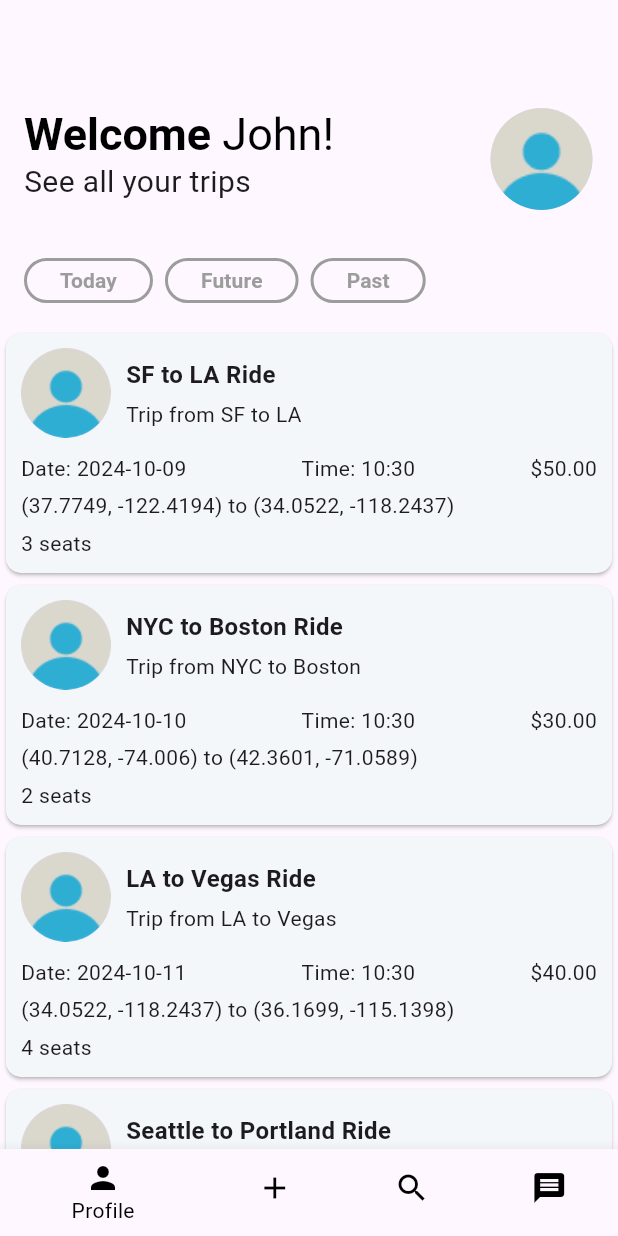
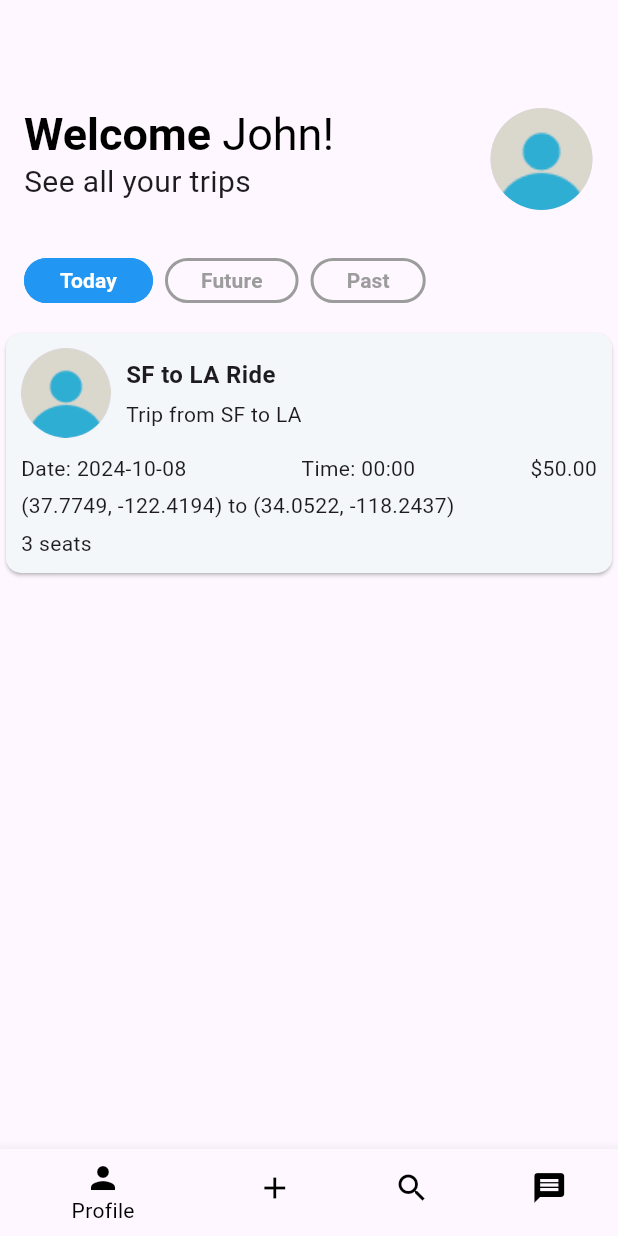
Before and after one commit to Go-Ride-Share/mobile-client, a Flutter app: the screen it shows after launch, on a phone screen of 412 x 824 dp. Run offline on Flutter 3.47's test engine with Material 3 defaults, Android fonts, the phone set to English and light mode, and no system bars; our stand-ins replace google_maps_flutter.

Commit message:
Added functionality to filter buttons on profile page

```diff
--- a/lib/pages/profile_page.dart
+++ b/lib/pages/profile_page.dart
@@ -6,8 +6,27 @@ import 'package:go_ride_sharing/services/post_service.dart'; // Import your Post
 import 'package:go_ride_sharing/widgets/post_card.dart'; // Import your PostCard
 import 'package:go_ride_sharing/models/post.dart'; // Import your Post model
 
-class ProfilePage extends StatelessWidget {
+enum FilterType { today, future, past }
+
+class ProfilePage extends StatefulWidget {
   const ProfilePage({super.key});
+
+  @override
+  _ProfilePageState createState() => _ProfilePageState();
+}
+
+class _ProfilePageState extends State<ProfilePage> {
+  Set<FilterType> _selectedFilters = {FilterType.today};
+
+  void _updateFilter(FilterType filter) {
+    setState(() {
+      if (_selectedFilters.contains(filter)) {
+        _selectedFilters.remove(filter);
+      } else {
+        _selectedFilters.add(filter);
+      }
+    });
+  }
 
   @override
   Widget build(BuildContext context) {
@@ -16,12 +35,15 @@ class ProfilePage extends StatelessWidget {
       body: Column(
         crossAxisAlignment: CrossAxisAlignment.start,
         children: [
-          const Padding(
-            padding: EdgeInsets.all(16.0),
-            child: FilterButtonRow(),
+          Padding(
+            padding: const EdgeInsets.all(16.0),
+            child: FilterButtonRow(
+              selectedFilters: _selectedFilters,
+              onFilterChanged: _updateFilter,
+            ),
           ),
-          const Expanded(
-            child: PostList(),
+          Expanded(
+            child: PostList(filters: _selectedFilters),
           ),
         ],
       ),
@@ -30,7 +52,9 @@ class ProfilePage extends StatelessWidget {
 }
 
 class PostList extends StatelessWidget {
-  const PostList({super.key});
+  final Set<FilterType> filters;
+
+  const PostList({super.key, required this.filters});
 
   @override
   Widget build(BuildContext context) {
@@ -44,10 +68,25 @@ class PostList extends StatelessWidget {
         } else if (!snapshot.hasData || snapshot.data!.isEmpty) {
           return const Center(child: Text('No posts available'));
         } else {
+          final now = DateTime.now();
+            final filteredPosts = snapshot.data!.where((post) {
+            final departureDate = DateTime(post.departureDate.year, post.departureDate.month, post.departureDate.day);
+            final today = DateTime(now.year, now.month, now.day);
+            return filters.any((filter) {
+              switch (filter) {
+              case FilterType.today:
+                return departureDate == today;
+              case FilterType.future:
+                return departureDate.isAfter(today);
+              case FilterType.past:
+                return departureDate.isBefore(today);
+              }
+            });
+            }).toList();
           return ListView.builder(
-            itemCount: snapshot.data!.length,
+            itemCount: filteredPosts.length,
             itemBuilder: (context, index) {
-              return PostCard(post: snapshot.data![index]);
+              return PostCard(post: filteredPosts[index]);
             },
           );
         }
@@ -57,7 +96,14 @@ class PostList extends StatelessWidget {
 }
 
 class FilterButtonRow extends StatelessWidget {
-  const FilterButtonRow({super.key});
+  final Set<FilterType> selectedFilters;
+  final ValueChanged<FilterType> onFilterChanged;
+
+  const FilterButtonRow({
+    super.key,
+    required this.selectedFilters,
+    required this.onFilterChanged,
+  });
 
   @override
   Widget build(BuildContext context) {
@@ -66,24 +112,20 @@ class FilterButtonRow extends StatelessWidget {
       children: [
         FilterButton(
           label: 'Today',
-          onPressed: () {
-            // Add your logic here
-            print('Today printing out');
-          },
+          onPressed: () => onFilterChanged(FilterType.today),
+          isSelected: selectedFilters.contains(FilterType.today),
         ),
         const SizedBox(width: 8),
         FilterButton(
           label: 'Future',
-          onPressed: () {
-            // Add your logic here
-          },
+          onPressed: () => onFilterChanged(FilterType.future),
+          isSelected: selectedFilters.contains(FilterType.future),
         ),
         const SizedBox(width: 8),
         FilterButton(
           label: 'Past',
-          onPressed: () {
-            // Add your logic here
-          },
+          onPressed: () => onFilterChanged(FilterType.past),
+          isSelected: selectedFilters.contains(FilterType.past),
         ),
       ],
     );
--- a/lib/services/post_service.dart
+++ b/lib/services/post_service.dart
@@ -21,7 +21,7 @@ class PostService {
         seatsAvailable: 3,
         postName: 'SF to LA Ride',
         posterName: 'John Doe',
-        departureDate: DateTime.now().add(Duration(days: 1)),
+        departureDate: DateTime(2024, 10, 8), // After Oct 7 2024
         price: 50.0,
       ),
       Post(
@@ -34,7 +34,7 @@ class PostService {
         seatsAvailable: 2,
         postName: 'NYC to Boston Ride',
         posterName: 'Jane Smith',
-        departureDate: DateTime.now().add(Duration(days: 2)),
+        departureDate: DateTime(2024, 10, 9), // After Oct 7 2024
         price: 30.0,
       ),
       Post(
@@ -47,7 +47,7 @@ class PostService {
         seatsAvailable: 4,
         postName: 'LA to Vegas Ride',
         posterName: 'Alice Johnson',
-        departureDate: DateTime.now().add(Duration(days: 3)),
+        departureDate: DateTime(2024, 10, 7), // On Oct 7 2024
         price: 40.0,
       ),
       Post(
@@ -60,7 +60,7 @@ class PostService {
         seatsAvailable: 1,
         postName: 'Seattle to Portland Ride',
         posterName: 'Bob Brown',
-        departureDate: DateTime.now().add(Duration(days: 4)),
+        departureDate: DateTime(2024, 10, 6), // Before Oct 7 2024
         price: 25.0,
       ),
     ];
--- a/lib/widgets/filter_button.dart
+++ b/lib/widgets/filter_button.dart
@@ -3,11 +3,13 @@ import 'package:flutter/material.dart';
 class FilterButton extends StatefulWidget {
   final String label;
   final VoidCallback onPressed;
+  final bool isSelected;
 
   const FilterButton({
     super.key,
     required this.label,
     required this.onPressed,
+    required this.isSelected,
   });
 
   @override
@@ -15,7 +17,13 @@ class FilterButton extends StatefulWidget {
 }
 
 class _FilterButtonState extends State<FilterButton> {
-  bool isToggled = false;
+  late bool isToggled;
+
+  @override
+  void initState() {
+    super.initState();
+    isToggled = widget.isSelected;
+  }
 
   void _handlePress() {
     setState(() {
@@ -31,16 +39,16 @@ class _FilterButtonState extends State<FilterButton> {
       child: OutlinedButton(
         onPressed: _handlePress,
         style: ButtonStyle(
-          side: WidgetStateProperty.all(
+          side: MaterialStateProperty.all(
             BorderSide(
               color: isToggled ? Colors.blue : const Color(0xFF9C9C9C),
               width: 2.0, // Increase the border weight here
             ),
           ),
-          foregroundColor: WidgetStateProperty.all(
+          foregroundColor: MaterialStateProperty.all(
             isToggled ? Colors.white : const Color(0xFF9C9C9C),
           ),
-          backgroundColor: WidgetStateProperty.all(
+          backgroundColor: MaterialStateProperty.all(
             isToggled ? Colors.blue : Colors.transparent,
           ),
         ),
```
